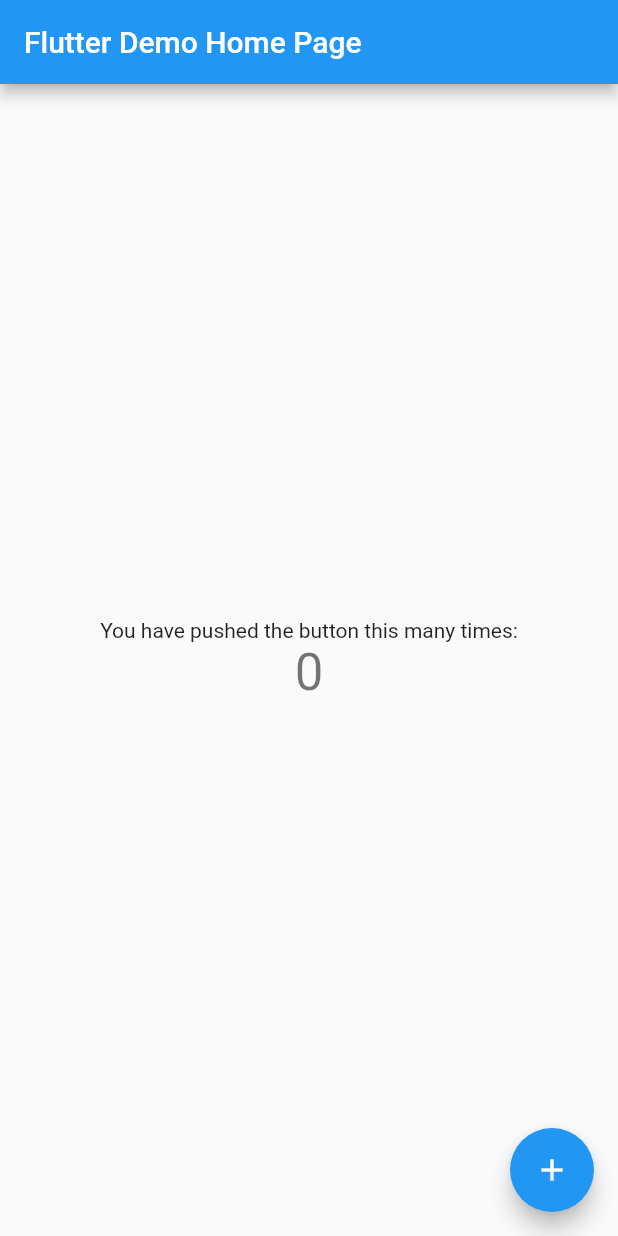
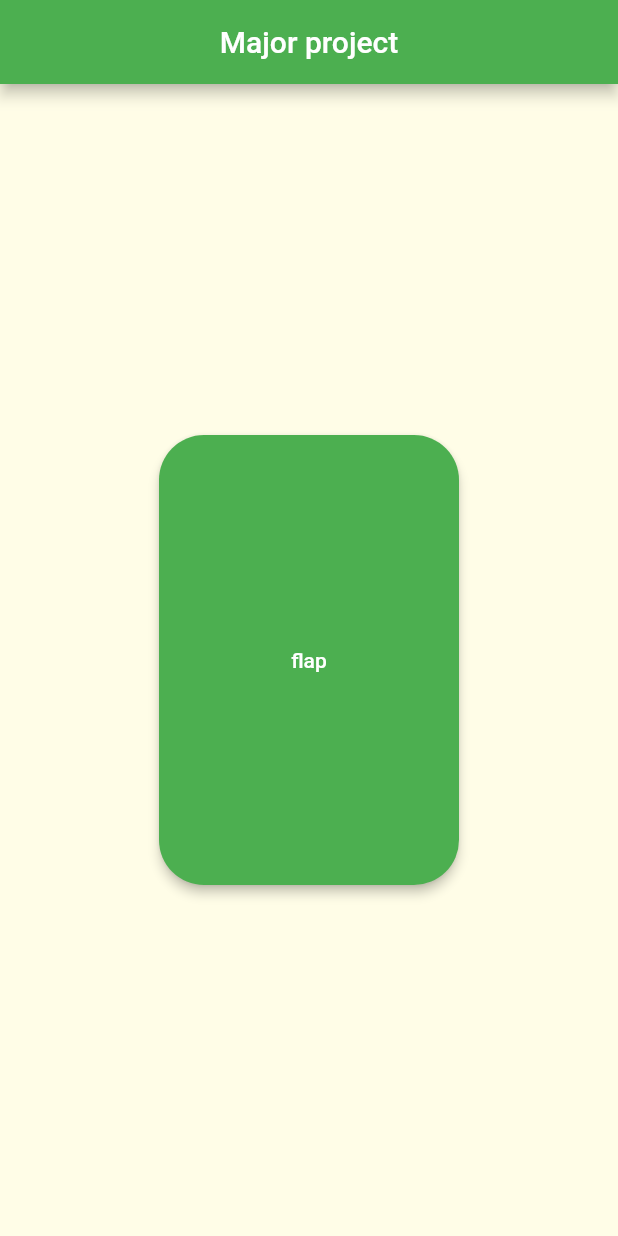
Before and after one commit to jahnaviC1903/umbrella, a Flutter app: the screen it shows after launch, on a phone screen of 412 x 824 dp. Run offline on Flutter 3.47's test engine with Material 2 defaults, Android fonts, the phone set to English and light mode, and no system bars.

Commit message:
basic layout

```diff
--- a/lib/main.dart
+++ b/lib/main.dart
@@ -1,114 +1,58 @@
+
+
 import 'package:flutter/material.dart';
 
-void main() {
-  runApp(MyApp());
-}
+void main() => runApp(MaterialApp(
 
-class MyApp extends StatelessWidget {
-  // This widget is the root of your application.
-  @override
-  Widget build(BuildContext context) {
-    return MaterialApp(
-      title: 'Flutter Demo',
-      theme: ThemeData(
-        // This is the theme of your application.
-        //
-        // Try running your application with "flutter run". You'll see the
-        // application has a blue toolbar. Then, without quitting the app, try
-        // changing the primarySwatch below to Colors.green and then invoke
-        // "hot reload" (press "r" in the console where you ran "flutter run",
-        // or simply save your changes to "hot reload" in a Flutter IDE).
-        // Notice that the counter didn't reset back to zero; the application
-        // is not restarted.
-        primarySwatch: Colors.blue,
+  home: Home()
+
+  ));
+
+  class Home extends StatelessWidget {
+    @override
+    Widget build(BuildContext context) {
+      return Scaffold(
+        backgroundColor: Colors.yellow[50],
+
+    appBar: AppBar(
+      title: Text('Major project'),
+      centerTitle: true,
+      backgroundColor: Colors.green,
+    ),
+    body: Center(
+      child:Column(
+              mainAxisAlignment: MainAxisAlignment.spaceAround,
+              mainAxisSize: MainAxisSize.min,
+      children:[ SizedBox(
+  width: 200.0,
+  height: 300.0,
+  //child: Card(child: Text('hi')),
+
+child:ElevatedButton(
+              style: ElevatedButton.styleFrom(
+
+                  primary: Colors.green[500], //background color of button
+                  //side: BorderSide(width:3, color:Colors.cyan[100]), //border width and color
+                  elevation: 3, //elevation of button
+                  shape: RoundedRectangleBorder( //to set border radius to button
+                      borderRadius: BorderRadius.circular(30)
+                  ),
+                  padding: EdgeInsets.all(20) //content padding inside button
+
+              ),
+                 onPressed: (){
+
+                },
+                child: Text("flap")
+              )
+            ),]
+      //child: Image(
+        //image: NetworkImage('https://unsplash.com/photos/LmyPLbbUWhA'),)
+
+   /* floatingActionButton: FloatingActionButton(onPressed: (){},
+      child: Text('click'),
+      ),*/
       ),
-      home: MyHomePage(title: 'Flutter Demo Home Page'),
-    );
+  ),);
+    }
   }
-}
-
-class MyHomePage extends StatefulWidget {
-  MyHomePage({Key key, this.title}) : super(key: key);
-
-
-  // This widget is the home page of your application. It is stateful, meaning
-  // that it has a State object (defined below) that contains fields that affect
-  // how it looks.
-
-  // This class is the configuration for the state. It holds the values (in this
-  // case the title) provided by the parent (in this case the App widget) and
-  // used by the build method of the State. Fields in a Widget subclass are
-  // always marked "final".
-
-  final String title;
-
-  @override
-  _MyHomePageState createState() => _MyHomePageState();
-}
-
-class _MyHomePageState extends State<MyHomePage> {
-  int _counter = 0;
-
-  void _incrementCounter() {
-    setState(() {
-      // This call to setState tells the Flutter framework that something has
-      // changed in this State, which causes it to rerun the build method below
-      // so that the display can reflect the updated values. If we changed
-      // _counter without calling setState(), then the build method would not be
-      // called again, and so nothing would appear to happen.
-      _counter++;
-    });
-  }
-
-  @override
-  Widget build(BuildContext context) {
-    // This method is rerun every time setState is called, for instance as done
-    // by the _incrementCounter method above.
-    //
-    // The Flutter framework has been optimized to make rerunning build methods
-    // fast, so that you can just rebuild anything that needs updating rather
-    // than having to individually change instances of widgets.
-    return Scaffold(
-      appBar: AppBar(
-        // Here we take the value from the MyHomePage object that was created by
-        // the App.build method, and use it to set our appbar title.
-        title: Text(widget.title),
-      ),
-      body: Center(
-        // Center is a layout widget. It takes a single child and positions it
-        // in the middle of the parent.
-        child: Column(
-          // Column is also a layout widget. It takes a list of children and
-          // arranges them vertically. By default, it sizes itself to fit its
-          // children horizontally, and tries to be as tall as its parent.
-          //
-          // Invoke "debug painting" (press "p" in the console, choose the
-          // "Toggle Debug Paint" action from the Flutter Inspector in Android
-          // Studio, or the "Toggle Debug Paint" command in Visual Studio Code)
-          // to see the wireframe for each widget.
-          //
-          // Column has various properties to control how it sizes itself and
-          // how it positions its children. Here we use mainAxisAlignment to
-          // center the children vertically; the main axis here is the vertical
-          // axis because Columns are vertical (the cross axis would be
-          // horizontal).
-          mainAxisAlignment: MainAxisAlignment.center,
-          children: <Widget>[
-            Text(
-              'You have pushed the button this many times:',
-            ),
-            Text(
-              '$_counter',
-              style: Theme.of(context).textTheme.headline4,
-            ),
-          ],
-        ),
-      ),
-      floatingActionButton: FloatingActionButton(
-        onPressed: _incrementCounter,
-        tooltip: 'Increment',
-        child: Icon(Icons.add),
-      ), // This trailing comma makes auto-formatting nicer for build methods.
-    );
-  }
-}
```
Also changed, not shown: 2 other files.
